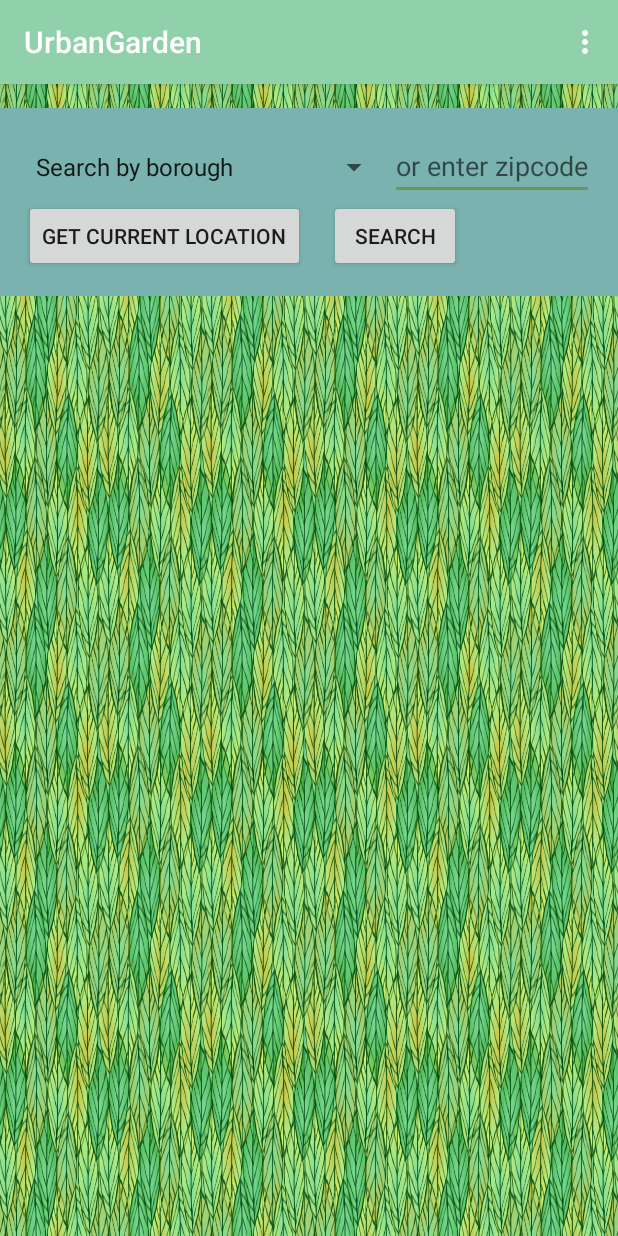
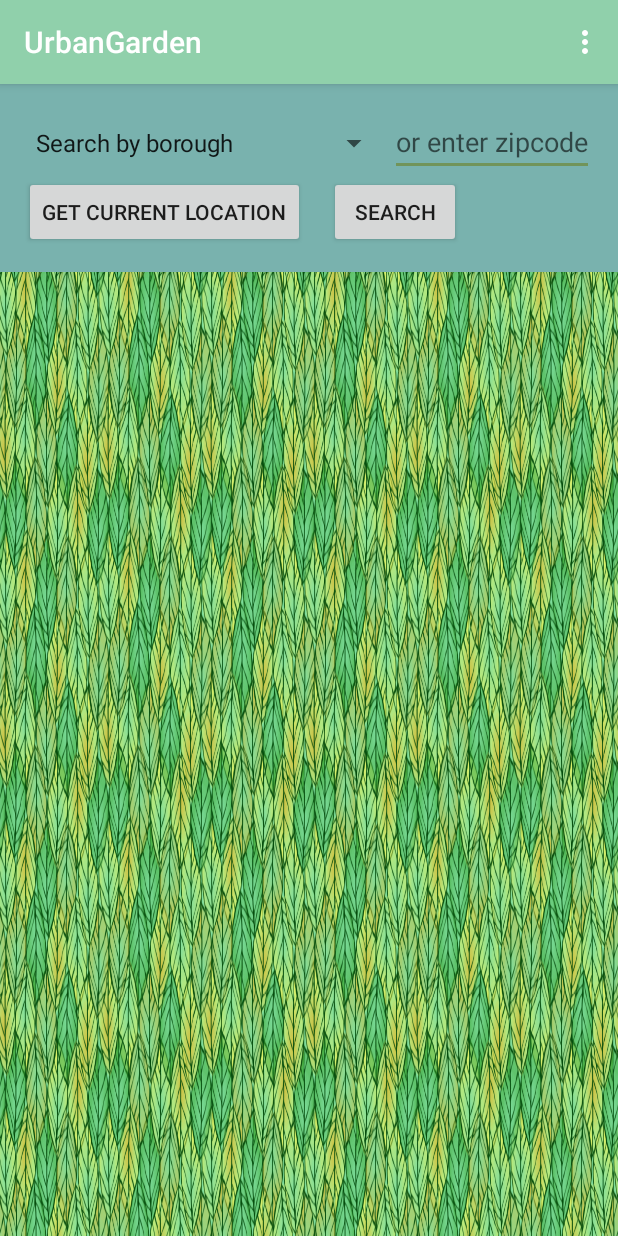
Before and after one commit to ajoxe/UrbanGarden, an Android app: the screen it shows after launch (GardenSearchActivity), on a phone screen of 412 x 824 dp. Run offline under Robolectric (Android 15) with nearby library versions, the phone set to English and light mode, and no system bars; our stand-ins replace Room's generated code; libraries missing offline, so code that uses them is left out: android.arch.persistence.

Commit message:
rmv padding

```diff
--- a/app/src/main/res/layout/activity_garden_search.xml
+++ b/app/src/main/res/layout/activity_garden_search.xml
@@ -5,7 +5,6 @@
     android:layout_width="match_parent"
     android:layout_height="match_parent"
     android:orientation="vertical"
-    android:paddingTop="@dimen/layout_padding"
     android:id="@+id/parent"
     android:background="@drawable/leafbackground"
     tools:context="com.example.android.urbangarden.GardenSearchActivity">
```
